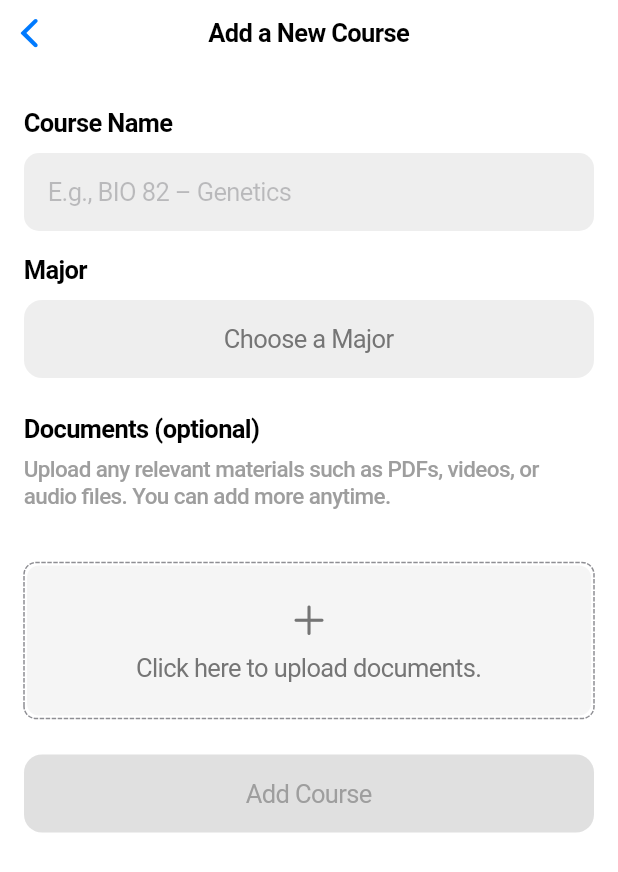
After one commit to oza75/teriya, a Flutter app: the AddCourseWidget screen opened directly, on a phone screen of 412 x 824 dp. The commit adds this screen. Shown: the top 872 px of the screen. Run offline on Flutter 3.47's test engine with Material 3 defaults, Android fonts, the phone set to English and light mode, and no system bars; drawn by our look-alikes of dotted_border; our stand-ins replace dio, file_picker, flutter_secure_storage, go_router, google_sign_in, lottie and 2 more; accounts and stored records are empty; network calls fail.

Commit message:
add course

```diff
--- /dev/null
+++ b/lib/components/chat_actions.dart
@@ -0,0 +1,11 @@
+import 'package:flutter/cupertino.dart';
+
+import '../screens/courses.dart';
+
+class ChatActions {
+  static const String addCourse = 'ADD_COURSE';
+}
+
+Map<String, Widget> chatActionWidgets = {
+  ChatActions.addCourse: const AddCourseWidget(),
+};
--- /dev/null
+++ b/lib/components/select_picker.dart
@@ -0,0 +1,67 @@
+import 'package:flutter/material.dart';
+import 'package:flutter/cupertino.dart';
+import 'dart:io' show Platform;
+
+class PlatformDependentPicker extends StatelessWidget {
+  final List<String> items;
+  final Widget child;
+  final double? modalHeight;
+  final Function(dynamic) onSelectedItemChanged;
+
+  const PlatformDependentPicker({
+    super.key,
+    required this.child,
+    required this.items,
+    required this.onSelectedItemChanged,
+    this.modalHeight = 250,
+  });
+
+  @override
+  Widget build(BuildContext context) {
+    // return Platform.isIOS ? _iosPicker(context) : _androidDropdown();
+    return _iosPicker(context);
+  }
+
+  Widget _iosPicker(BuildContext context) {
+    final isDarkTheme = CupertinoTheme.brightnessOf(context) == Brightness.dark;
+    return SizedBox(
+      width: double.infinity,
+      child: CupertinoButton(
+        color: isDarkTheme ? Colors.grey[800] : Colors.grey[200],
+        child: child,
+        onPressed: () => showCupertinoModalPopup(
+          context: context,
+          builder: (_) => SizedBox(
+              width: double.infinity,
+              height: modalHeight,
+              child: CupertinoPicker(
+                itemExtent: 30,
+                backgroundColor: Colors.white,
+                scrollController: FixedExtentScrollController(initialItem: 0),
+                onSelectedItemChanged: onSelectedItemChanged,
+                children: items.map((item) => Text(item)).toList(),
+              )),
+        ),
+      ),
+    );
+  }
+
+  Widget _androidDropdown() {
+    return Material(
+      child: DropdownButton<String>(
+        value: items.first,
+        onChanged: (String? newValue) {
+          if (newValue != null) {
+            onSelectedItemChanged(newValue);
+          }
+        },
+        items: items.map<DropdownMenuItem<String>>((String value) {
+          return DropdownMenuItem<String>(
+            value: value,
+            child: Text(value),
+          );
+        }).toList(),
+      ),
+    );
+  }
+}
--- a/lib/main.dart
+++ b/lib/main.dart
@@ -1,3 +1,5 @@
+import 'package:Teriya/services/course_service.dart';
+
 import 'services/auth_service.dart';
 import 'package:flutter/cupertino.dart';
 import 'package:provider/provider.dart';
@@ -16,6 +18,9 @@ class AppEntryPoint extends StatelessWidget {
         ),
         ChangeNotifierProvider<ConversationService>(
           create: (_) => ConversationService(),
+        ),
+        ChangeNotifierProvider<CourseService>(
+          create: (_) => CourseService(),
         ),
       ],
       child: TeriyaApp(),
--- a/lib/models.dart
+++ b/lib/models.dart
@@ -30,13 +30,25 @@ class TeriyaUser {
   }
 }
 
+class ConversationMessageReply {
+  final String text;
+  final String? action;
+
+  ConversationMessageReply({required this.text, this.action});
+
+  factory ConversationMessageReply.fromJson(Map<String, dynamic> json) {
+    return ConversationMessageReply(text: json['text'], action: json['action']);
+  }
+}
+
 class ConversationMessage {
   final int id;
   final String content;
   final ConversationMessageType messageType;
   final ConversationMessageSenderType senderType;
   final DateTime timestamp;
-  final List<String>? quickReplies; // Optional: For quick reply options
+  final List<ConversationMessageReply>?
+      quickReplies; // Optional: For quick reply options
   Duration? delay;
 
   ConversationMessage({
@@ -50,6 +62,7 @@ class ConversationMessage {
   });
 
   factory ConversationMessage.fromJson(Map<String, dynamic> json) {
+    List<dynamic> quickReplies = json['quick_replies'] ?? [];
     return ConversationMessage(
       id: json['id'],
       content: json['content'],
@@ -58,9 +71,9 @@ class ConversationMessage {
           ? ConversationMessageSenderType.user
           : ConversationMessageSenderType.ally,
       timestamp: DateTime.parse(json['created_at']),
-      quickReplies: json['quick_replies'] != null
-          ? List<String>.from(json['quick_replies'])
-          : null,
+      quickReplies: quickReplies
+          .map((elem) => ConversationMessageReply.fromJson(elem))
+          .toList(),
       delay: json.containsKey("delay")
           ? Duration(milliseconds: json['delay'])
           : const Duration(milliseconds: 0),
@@ -81,6 +94,7 @@ class Conversation {
 
   factory Conversation.fromJson(Map<String, dynamic> json) {
     List<dynamic> messages = json['messages'];
+
     return Conversation(
       id: json['id'],
       messages:
@@ -93,7 +107,23 @@ class Conversation {
     messages.add(message);
   }
 
-  void removeMessage(String messageId) {
+  void removeMessage(int messageId) {
     messages.removeWhere((msg) => msg.id == messageId);
   }
 }
+
+class Course {
+  final int id;
+  final String name;
+  final String major;
+
+  Course({required this.id, required this.name, required this.major});
+
+  factory Course.fromJson(Map<String, dynamic> json) {
+    return Course(
+      id: json['id'],
+      name: json['name'],
+      major: json['major'],
+    );
+  }
+}
--- /dev/null
+++ b/lib/screens/courses.dart
@@ -0,0 +1,329 @@
+import 'dart:io';
+import 'dart:ui';
+import 'package:dotted_border/dotted_border.dart';
+import 'package:flutter/cupertino.dart';
+import 'package:file_picker/file_picker.dart';
+import 'package:flutter/material.dart';
+import 'package:flutter/painting.dart';
+import 'package:flutter/rendering.dart';
+import 'package:flutter/widgets.dart';
+import 'package:provider/provider.dart';
+
+import '../components/select_picker.dart';
+import '../models.dart';
+import '../services/course_service.dart';
+
+class AddCourseWidget extends StatefulWidget {
+  final Function(Course)? onAdd;
+
+  const AddCourseWidget({this.onAdd, super.key});
+
+  @override
+  State<AddCourseWidget> createState() => _AddCourseWidgetState();
+}
+
+class _AddCourseWidgetState extends State<AddCourseWidget> {
+  final TextEditingController _courseNameController = TextEditingController();
+  String? _selectedMajor;
+  bool _submitting = false;
+  List<File> documents = [];
+  final List<String> majors = ['Biology', 'Computer Science', 'Economics'];
+
+  @override
+  Widget build(BuildContext context) {
+    return CupertinoPageScaffold(
+      resizeToAvoidBottomInset: true,
+      navigationBar: const CupertinoNavigationBar(
+        middle: Text('Add a New Course'),
+      ),
+      child: SafeArea(
+        child: Padding(
+          padding: const EdgeInsets.only(top: 20),
+          child: ListView(
+            children: [
+              _buildCourseNameInput(),
+              _buildMajorSelector(),
+              _buildDocumentPicker(),
+              _buildSubmitButton(),
+            ],
+          ),
+        ),
+      ),
+    );
+  }
+
+  Widget _buildCourseNameInput() {
+    final brightness = CupertinoTheme.brightnessOf(context);
+    return Padding(
+      padding: const EdgeInsets.symmetric(horizontal: 16, vertical: 8),
+      child: Column(
+        mainAxisAlignment: MainAxisAlignment.start,
+        crossAxisAlignment: CrossAxisAlignment.start,
+        children: [
+          const Text(
+            "Course Name",
+            style: TextStyle(fontWeight: FontWeight.w600),
+          ),
+          const SizedBox(height: 10),
+          CupertinoTextField(
+            controller: _courseNameController,
+            placeholder: 'E.g., BIO 82 – Genetics',
+            padding: const EdgeInsets.all(16),
+            clearButtonMode: OverlayVisibilityMode.editing,
+            decoration: BoxDecoration(
+              color: brightness == Brightness.dark
+                  ? Colors.grey[800]
+                  : Colors.grey[200],
+              borderRadius: const BorderRadius.all(Radius.circular(10)),
+            ),
+          ),
+        ],
+      ),
+    );
+  }
+
+  Widget _buildMajorSelector() {
+    final isDarkTheme = CupertinoTheme.brightnessOf(context) == Brightness.dark;
+    return Padding(
+      padding: const EdgeInsets.symmetric(horizontal: 16, vertical: 8),
+      child: Column(
+        crossAxisAlignment: CrossAxisAlignment.start,
+        children: [
+          const Text(
+            "Major",
+            style: TextStyle(fontWeight: FontWeight.w600),
+          ),
+          const SizedBox(height: 10),
+          PlatformDependentPicker(
+            items: majors,
+            onSelectedItemChanged: (index) {
+              setState(() => _selectedMajor = majors[index]);
+            },
+            child: Text(
+              _selectedMajor ?? "Choose a Major",
+              style: TextStyle(
+                color: isDarkTheme ? Colors.grey[300] : Colors.grey[600],
+              ),
+            ),
+          ),
+        ],
+      ),
+    );
+  }
+
+  Widget _buildDocumentPicker() {
+    final isDarkTheme = CupertinoTheme.brightnessOf(context) == Brightness.dark;
+    return Padding(
+      padding: const EdgeInsets.all(16),
+      child: Column(
+        crossAxisAlignment: CrossAxisAlignment.start,
+        children: [
+          const Text('Documents (optional)',
+              style: TextStyle(
+                fontWeight: FontWeight.w600,
+              )),
+          const SizedBox(height: 8),
+          Text(
+            'Upload any relevant materials such as PDFs, videos, or audio files. You can add more anytime.',
+            style: TextStyle(
+              fontSize: 15,
+              fontWeight: FontWeight.w500,
+              color: isDarkTheme ? Colors.grey[200] : Colors.grey[500],
+            ),
+          ),
+          const SizedBox(height: 15),
+          Column(
+            children: [
+              ..._buildDocumentPreviews(),
+              const SizedBox(height: 20),
+              _buildAddDocumentButton(),
+            ],
+          ),
+        ],
+      ),
+    );
+  }
+
+  List<Widget> _buildDocumentPreviews() {
+    final isDarkTheme = CupertinoTheme.brightnessOf(context) == Brightness.dark;
+
+    return documents.map((file) {
+      String fileName = file.path.split('/').last;
+      IconData fileIcon = _getFileIcon(fileName);
+
+      return Padding(
+        padding: const EdgeInsets.only(bottom: 4.0),
+        child: Container(
+          decoration: BoxDecoration(
+            color: isDarkTheme ? Colors.grey[800] : Colors.grey[100],
+            borderRadius: BorderRadius.circular(8),
+          ),
+          child: Padding(
+            padding: const EdgeInsets.all(8.0),
+            child: Row(
+              children: [
+                Icon(
+                  fileIcon,
+                  color: CupertinoColors.activeBlue,
+                ),
+                const SizedBox(width: 10),
+                Expanded(
+                  child: Text(
+                    fileName,
+                    style: const TextStyle(fontSize: 16),
+                    overflow: TextOverflow.ellipsis,
+                  ),
+                ),
+                CupertinoButton(
+                  padding: EdgeInsets.zero,
+                  child: const Icon(
+                    CupertinoIcons.delete,
+                    color: CupertinoColors.destructiveRed,
+                  ),
+                  onPressed: () => setState(() => documents.remove(file)),
+                ),
+              ],
+            ),
+          ),
+        ),
+      );
+    }).toList();
+  }
+
+  IconData _getFileIcon(String fileName) {
+    String fileType = fileName.split('.').last.toLowerCase();
+    switch (fileType) {
+      case 'pdf':
+        return CupertinoIcons.doc_on_doc; // Icon for PDF files
+      case 'jpg':
+      case 'jpeg':
+      case 'png':
+        return CupertinoIcons.photo; // Icon for image files
+      case 'mp4':
+      case 'avi':
+      case 'mov':
+        return CupertinoIcons.video_camera; // Icon for video files
+      default:
+        return CupertinoIcons.doc; // Default icon for other file types
+    }
+  }
+
+  Widget _buildAddDocumentButton() {
+    final isDarkTheme = CupertinoTheme.brightnessOf(context) == Brightness.dark;
+    return GestureDetector(
+      onTap: _pickDocument,
+      child: DottedBorder(
+        color: CupertinoColors.systemGrey,
+        radius: const Radius.circular(8),
+        borderType: BorderType.RRect,
+        child: Container(
+          width: double.infinity,
+          height: 100,
+          decoration: BoxDecoration(
+            color: isDarkTheme ? Colors.grey[800] : Colors.grey[100],
+            borderRadius: BorderRadius.circular(8),
+          ),
+          child: Column(
+            mainAxisAlignment: MainAxisAlignment.center,
+            children: [
+              Icon(
+                CupertinoIcons.add,
+                size: 28,
+                color: isDarkTheme ? Colors.grey[200] : Colors.grey[600],
+              ),
+              const SizedBox(height: 8),
+              Text(
+                "Click here to upload documents.",
+                style: TextStyle(
+                  color: isDarkTheme ? Colors.grey[100] : Colors.grey[600],
+                ),
+              )
+            ],
+          ),
+        ),
+      ),
+    );
+  }
+
+  void _pickDocument() async {
+    FilePickerResult? result = await FilePicker.platform.pickFiles(
+      type: FileType.any,
+      allowMultiple: true,
+    );
+
+    if (result != null) {
+      setState(() {
+        documents.addAll(result.paths.map((path) => File(path!)).toList());
+      });
+    }
+  }
+
+  Widget _buildSubmitButton() {
+    final isDarkTheme = CupertinoTheme.brightnessOf(context) == Brightness.dark;
+    final isValid =
+        _courseNameController.text.isNotEmpty && _selectedMajor != null;
+    return Padding(
+      padding: const EdgeInsets.symmetric(horizontal: 16, vertical: 8),
+      child: CupertinoButton.filled(
+        disabledColor: isDarkTheme ? Colors.grey[800]! : Colors.grey[300]!,
+        onPressed: isValid ? _submitForm : null,
+        child: _submitting
+            ? const CupertinoActivityIndicator(color: Colors.white)
+            : Text(
+                'Add Course',
+                style: TextStyle(
+                  color: isValid ? Colors.white : Colors.grey[500],
+                ),
+              ),
+      ),
+    );
+  }
+
+  void _submitForm() {
+    setState(() => _submitting = true);
+    Provider.of<CourseService>(context, listen: false)
+        .createCourse(
+      _courseNameController.text,
+      _selectedMajor!,
+      documents,
+    )
+        .then((course) {
+      // Optionally clear fields after successful submission
+      _courseNameController.clear();
+      setState(() {
+        _selectedMajor = null;
+        documents = [];
+        _submitting = false;
+      });
+      showCupertinoDialog(
+        context: context,
+        builder: (context) => CupertinoAlertDialog(
+          title: const Text('Success'),
+          content: const Text('Course has been added successfully!'),
+          actions: <Widget>[
+            CupertinoDialogAction(
+              child: const Text('OK'),
+              onPressed: () {
+                Navigator.of(context).pop();
+                if (widget.onAdd != null) {
+                  widget.onAdd!(course);
+                }
+              },
+            ),
+          ],
+        ),
+      );
+    }).catchError((err) {
+      setState(() {
+        _submitting = false;
+      });
+      throw err;
+    });
+  }
+
+  @override
+  void dispose() {
+    _courseNameController.dispose();
+    super.dispose();
+  }
+}
--- a/lib/services/api_service.dart
+++ b/lib/services/api_service.dart
@@ -1,5 +1,6 @@
 import 'package:dio/dio.dart';
 import 'package:flutter_secure_storage/flutter_secure_storage.dart';
+import 'package:go_router/go_router.dart';
 
 class ApiService {
   static const String baseUrl = "http://192.168.1.43:8000/api";
--- /dev/null
+++ b/lib/services/course_service.dart
@@ -0,0 +1,34 @@
+import 'dart:io';
+
+import '../models.dart';
+import 'package:dio/dio.dart';
+
+import '../services/api_service.dart';
+import 'package:flutter/cupertino.dart';
+
+class CourseService extends ChangeNotifier {
+  final ApiService _apiService = ApiService();
+
+  /// Creates a new course with the provided details and documents.
+  Future<Course> createCourse(String name, String major, List<File> documents) {
+    // Create a FormData object
+    FormData formData = FormData.fromMap({
+      'name': name,
+      'major': major,
+      // Convert the list of File objects into a list of MultipartFile objects
+      'documents': documents
+          .map((file) => MultipartFile.fromFileSync(
+                file.path,
+                filename: file.path.split('/').last,
+              ))
+          .toList(),
+    });
+
+    // Use the ApiService to send a POST request
+    return _apiService.http.post('/courses/create', data: formData).then((res) {
+      final course = Course.fromJson(res.data);
+      notifyListeners();
+      return course;
+    });
+  }
+}
--- a/pubspec.yaml
+++ b/pubspec.yaml
@@ -42,6 +42,9 @@ dependencies:
   flutter_secure_storage: ^9.2.2
   sign_in_with_apple: ^6.1.1
   lottie: ^3.1.2
+  modal_bottom_sheet: ^3.0.0
+  file_picker: ^8.0.6
+  dotted_border: ^2.1.0
 
 dev_dependencies:
   flutter_test:
```
Also changed, not shown: lib/components/chat_conversation.dart (+35 -10 lines), lib/pages/onboarding.dart (+8 -7 lines), pubspec.lock, 1 other file.
